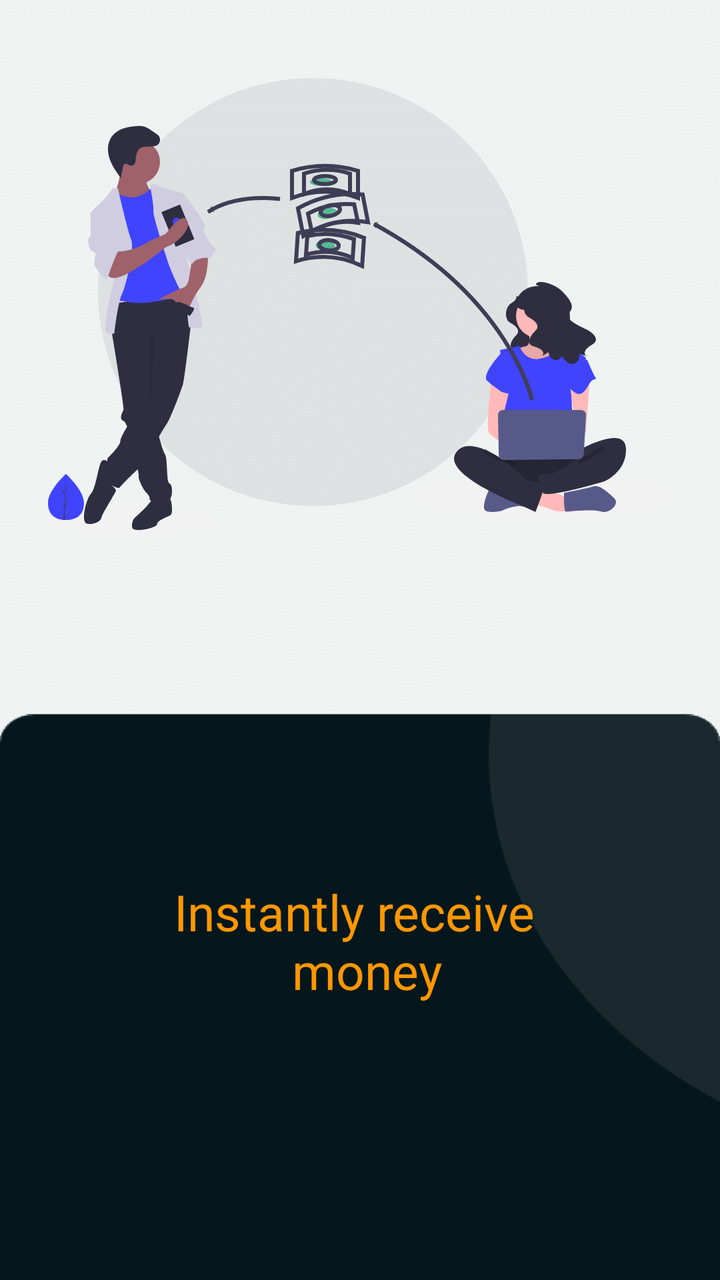
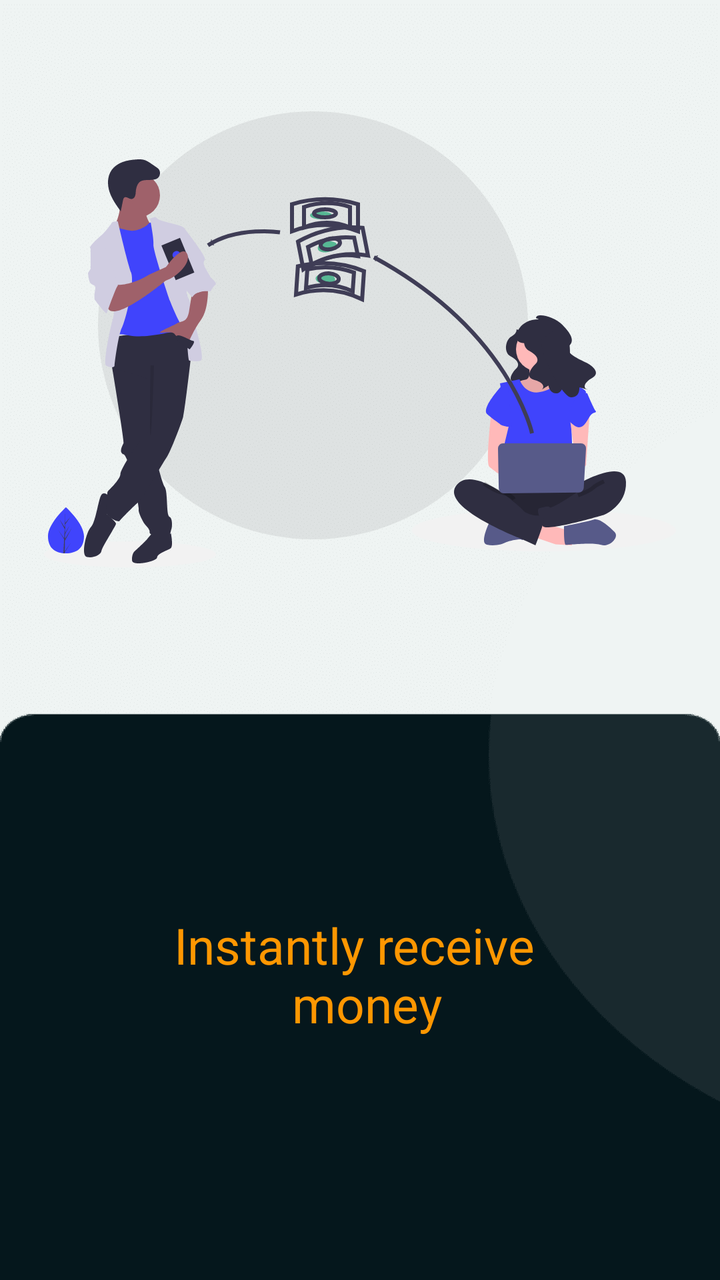

Before-and-after screenshots of an Android layout around one commit, followed by the original layout XML and the change that was made.
<!-- AndroidManifest.xml: application theme Theme.AndroidHomework -->
<!-- res/layout/activity_main2.xml -->
<?xml version="1.0" encoding="utf-8"?>
<LinearLayout xmlns:android="http://schemas.android.com/apk/res/android"
    xmlns:app="http://schemas.android.com/apk/res-auto"
    xmlns:tools="http://schemas.android.com/tools"
    android:id="@+id/main"
    android:layout_width="match_parent"
    android:layout_height="match_parent"
    android:background="@drawable/background_2"
    android:gravity="center"
    android:orientation="vertical"
    tools:context=".MainActivity2">

    <ImageView
        android:layout_width="wrap_content"
        android:layout_height="wrap_content"
        android:layout_marginTop="50dp"
        android:layout_marginBottom="172dp"
        android:background="@drawable/transfer_money" />

    <TextView
        android:layout_width="wrap_content"
        android:layout_height="wrap_content"
        android:layout_marginBottom="55dp"
        android:text="@string/instantly_receive_money"
        android:textAlignment="center"
        android:textColor="@color/darkorange"
        android:textSize="25sp" />


    <TextView
        android:layout_width="wrap_content"
        android:layout_height="wrap_content"
        android:layout_marginBottom="68dp"
        android:text="@string/apply_to_over_100_banks_and_after_a_n_few_minutes_you_will_receive_the_money_n_to_your_back_account"
        android:textAlignment="center"
        android:textColor="@color/white"
        android:textSize="15sp" />

    <TextView
        android:id="@+id/textViewNext"
        android:text="@string/next"
        android:textSize="15sp"
        android:textColor="@color/darkorange"
        android:layout_marginBottom="22dp"
        android:layout_marginLeft="170dp"
        android:layout_marginRight="27dp"
        android:layout_width="wrap_content"
        android:layout_height="wrap_content"/>

</LinearLayout>
<!-- resources referenced by this layout -->
<resources>
  <color name="darkorange">#FF9701</color>
  <color name="white">#FFFFFFFF</color>
  <!-- drawable background_2: png bitmap (drawable-hdpi, 1473 bytes) -->
  <!-- drawable transfer_money: vector/xml drawable (drawable, 16413 chars, omitted) -->
  <string name="apply_to_over_100_banks_and_after_a_n_few_minutes_you_will_receive_the_money_n_to_your_back_account">Apply to over 100+ banks and after a \n few minutes you will receive the money \n to your back account.</string>
  <string name="instantly_receive_money">Instantly receive \n money</string>
  <string name="next">NEXT</string>
  <style name="Theme.AndroidHomework" parent="Theme.MaterialComponents.DayNight.DarkActionBar">
          
          <item name="colorPrimary">@color/purple_500</item>
          <item name="colorPrimaryVariant">@color/purple_700</item>
          <item name="colorOnPrimary">@color/white</item>
          
          <item name="colorSecondary">@color/teal_200</item>
          <item name="colorSecondaryVariant">@color/teal_700</item>
          <item name="colorOnSecondary">@color/black</item>
          
          <item name="android:statusBarColor">?attr/colorPrimaryVariant</item>
          
      </style>
  <color name="purple_500">#FF6200EE</color>
  <color name="purple_700">#FF3700B3</color>
  <color name="teal_200">#FF03DAC5</color>
  <color name="teal_700">#FF018786</color>
  <color name="black">#FF000000</color>
</resources>

<!-- the commit's change to res/layout/activity_main2.xml (unified diff, before → after) -->
@@ -13,7 +13,7 @@
     <ImageView
         android:layout_width="wrap_content"
         android:layout_height="wrap_content"
-        android:layout_marginTop="50dp"
+        android:layout_marginTop="79dp"
         android:layout_marginBottom="172dp"
         android:background="@drawable/transfer_money" />
 
@@ -38,13 +38,13 @@
 
     <TextView
         android:id="@+id/textViewNext"
-        android:text="@string/next"
-        android:textSize="15sp"
-        android:textColor="@color/darkorange"
-        android:layout_marginBottom="22dp"
+        android:layout_width="wrap_content"
+        android:layout_height="wrap_content"
         android:layout_marginLeft="170dp"
         android:layout_marginRight="27dp"
-        android:layout_width="wrap_content"
-        android:layout_height="wrap_content"/>
+        android:layout_marginBottom="22dp"
+        android:text="@string/next"
+        android:textColor="@color/darkorange"
+        android:textSize="15sp" />
 
 </LinearLayout>
